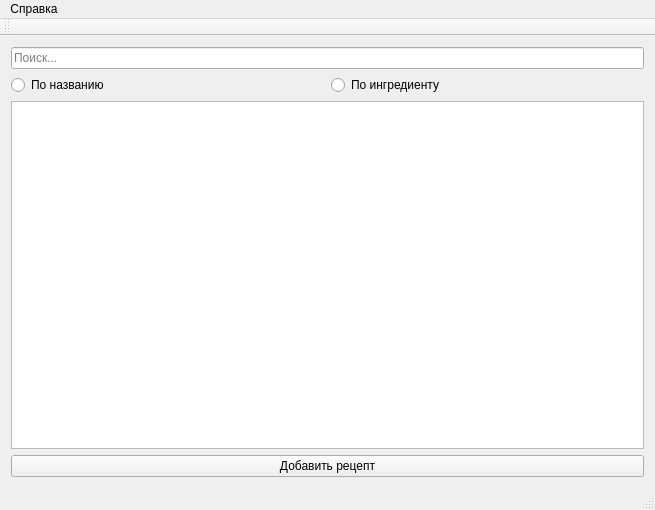
Pavel-Kr/Curs_visual, file recipebook.ui: the form before one commit.
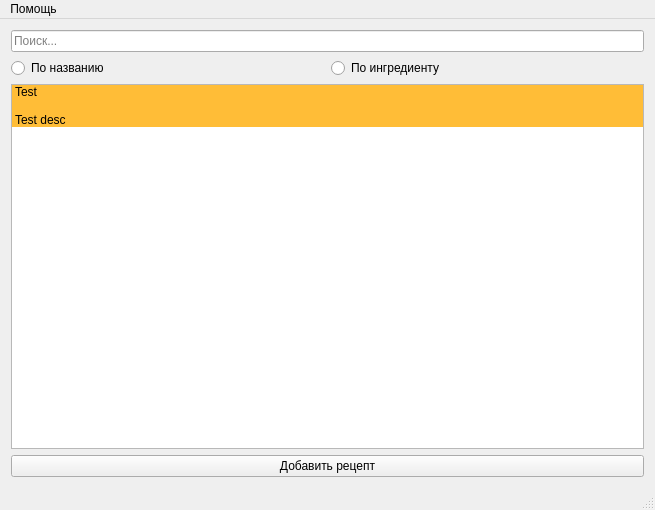
The form after the commit. Icons and pictures are not drawn.

The edit to the form file:
```diff
--- a/recipebook.ui
+++ b/recipebook.ui
@@ -11,7 +11,14 @@
    </rect>
   </property>
   <property name="windowTitle">
-   <string>Книга рецептов</string>
+   <string>Мои рецепты</string>
+  </property>
+  <property name="windowIcon">
+   <iconset resource="src.qrc">
+    <normaloff>:/ico/ico/recipe book.png</normaloff>:/ico/ico/recipe book.png</iconset>
+  </property>
+  <property name="styleSheet">
+   <string notr="true"/>
   </property>
   <widget class="QWidget" name="centralWidget">
    <layout class="QVBoxLayout" name="verticalLayout">
@@ -42,18 +49,46 @@
     </item>
     <item>
      <widget class="QListWidget" name="recipeList">
+      <property name="horizontalScrollBarPolicy">
+       <enum>Qt::ScrollBarAlwaysOff</enum>
+      </property>
       <property name="iconSize">
        <size>
         <width>150</width>
-        <height>150</height>
+        <height>125</height>
        </size>
       </property>
-      <property name="isWrapping" stdset="0">
-       <bool>false</bool>
+      <property name="horizontalScrollMode">
+       <enum>QAbstractItemView::ScrollPerItem</enum>
       </property>
       <property name="wordWrap">
-       <bool>true</bool>
+       <bool>false</bool>
       </property>
+      <item>
+       <property name="text">
+        <string>Test
+
+Test desc</string>
+       </property>
+       <property name="background">
+        <brush brushstyle="SolidPattern">
+         <color alpha="255">
+          <red>255</red>
+          <green>189</green>
+          <blue>55</blue>
+         </color>
+        </brush>
+       </property>
+       <property name="foreground">
+        <brush brushstyle="NoBrush">
+         <color alpha="255">
+          <red>0</red>
+          <green>0</green>
+          <blue>0</blue>
+         </color>
+        </brush>
+       </property>
+      </item>
      </widget>
     </item>
     <item>
@@ -76,19 +111,11 @@
    </property>
    <widget class="QMenu" name="menu">
     <property name="title">
-     <string>Справка</string>
+     <string>Помощь</string>
     </property>
    </widget>
    <addaction name="menu"/>
   </widget>
-  <widget class="QToolBar" name="mainToolBar">
-   <attribute name="toolBarArea">
-    <enum>TopToolBarArea</enum>
-   </attribute>
-   <attribute name="toolBarBreak">
-    <bool>false</bool>
-   </attribute>
-  </widget>
   <widget class="QStatusBar" name="statusBar"/>
  </widget>
  <layoutdefault spacing="6" margin="11"/>
```
Left out of the diff: 16 changed lines with no effect on the pictures.
